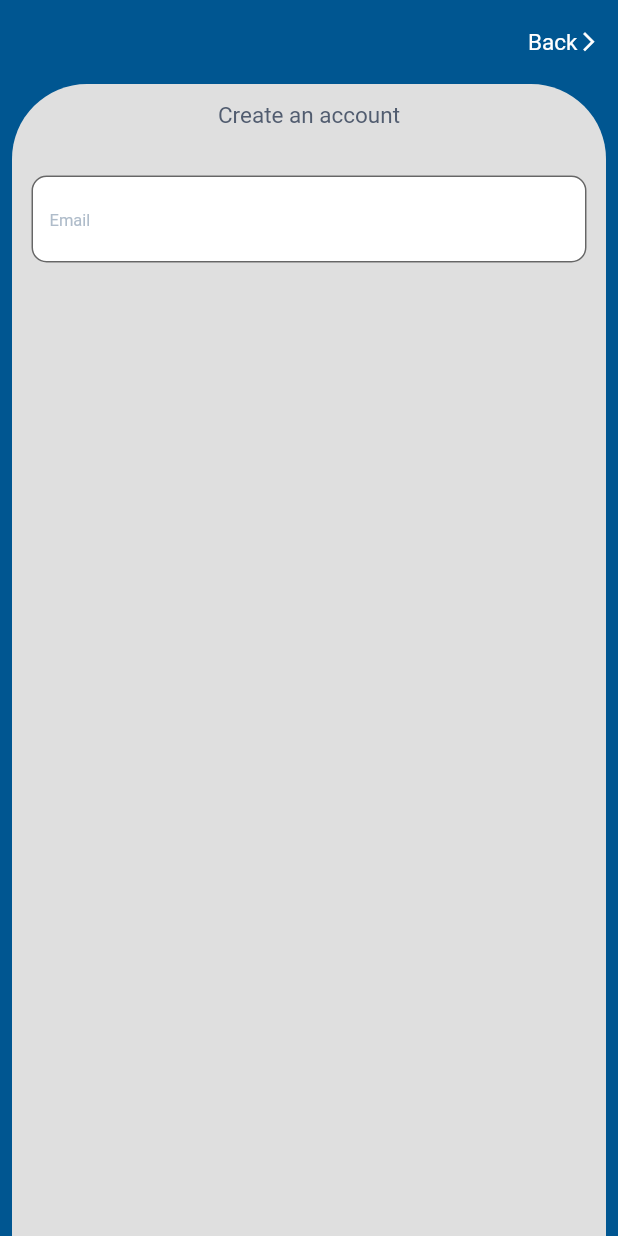
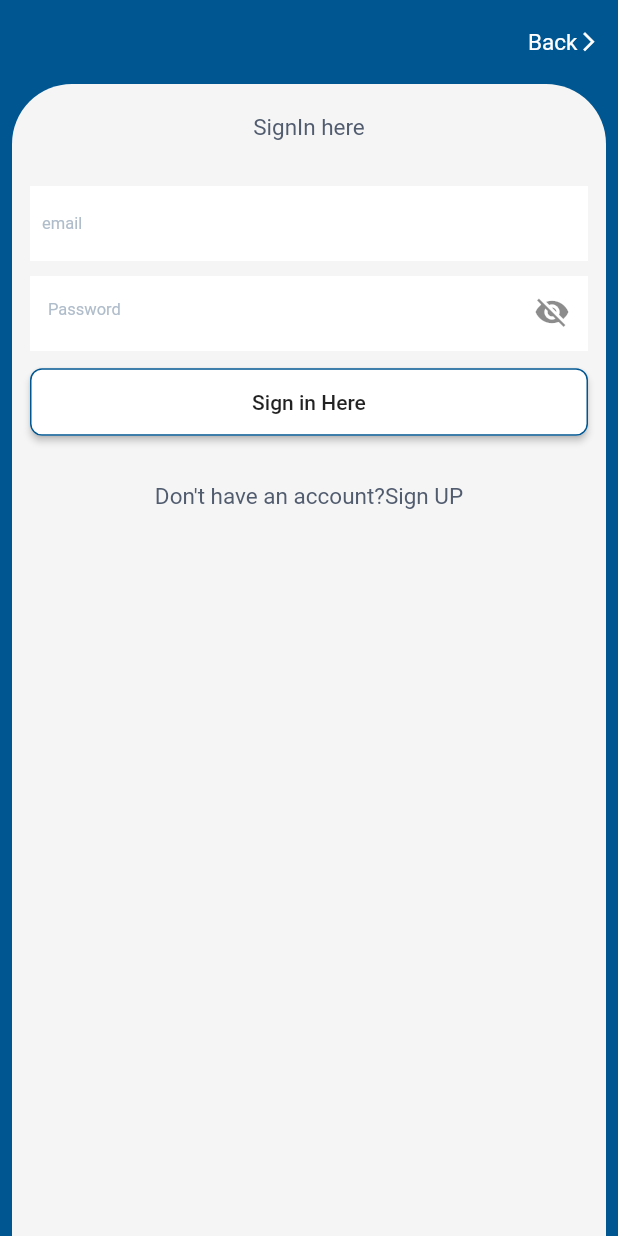
Before and after one commit to Ardhra-Vibin/my_ess, a Flutter app: the SignIn_Screen screen opened directly, on a phone screen of 412 x 824 dp. Run offline on Flutter 3.47's test engine with Material 2 defaults, Android fonts, the phone set to English and light mode, and no system bars; our stand-ins replace pin_code_fields.

```diff
--- a/lib/Views/Login/signin_screen.dart
+++ b/lib/Views/Login/signin_screen.dart
@@ -1,11 +1,26 @@
 import 'package:flutter/material.dart';
 import 'package:flutter_ess_app/Views/widgets.dart';
+
+import '../widgets.dart';
+import '../widgets.dart';
+import 'signup_screen.dart';
 class SignIn_Screen extends StatefulWidget {
   @override
   _SignIn_ScreenState createState() => _SignIn_ScreenState();
 }
 
 class _SignIn_ScreenState extends State<SignIn_Screen> {
+
+  TextEditingController email = TextEditingController();
+
+  bool showPassword;
+  void initState(){
+    super.initState();
+    setState(() {
+      showPassword = true;
+    });
+  }
+
   @override
   Widget build(BuildContext context) {
 
@@ -43,34 +58,68 @@ class _SignIn_ScreenState extends State<SignIn_Screen> {
           width: width,
           decoration: cont1,
           child: Padding(
-            padding: const EdgeInsets.only(top: 12,left: 12,right: 12),            child: Column(
+            padding: const EdgeInsets.only(top: 20,left: 12,right: 12),
+            child: Column(
               children: [
-                Text("Create an account",style: f15tG,),
+                Text("SignIn here",style: f15tG,),
                 SizedBox(height: 30,),
                 Container(
-                  decoration: BoxDecoration(
-                      borderRadius: BorderRadius.circular(20),
-                      border: Border.all(
-                          width: 1, color: Colors.transparent, style: BorderStyle.solid)),
+                  height: 50,
+                  color: white,
                   child: TextField(
+                    controller: email,
+                    style: f15,
+                    decoration:inputText("email") ,
+                  ),
+                ),
+                SizedBox(height: 10,),
+                Container(
+                  height: 50,
+                  color: white,
+                  child: TextField(
+                    obscureText: showPassword,
                     style: f15,
                     decoration: InputDecoration(
-                      border: new OutlineInputBorder(
-                        borderRadius: const BorderRadius.all(
-                          const Radius.circular(10.0),
-                        ),
-                      ),
-                      hintText: "Email",
+                        hintText: "Password",
                       hintStyle: f11sG,
-                      //border: InputBorder.none,
+                      border: InputBorder.none,
+                      //contentPadding: EdgeInsets.symmetric(vertical: 8,horizontal: 8),
                       fillColor: white,
                       filled: true,
-
+                      suffixIcon: IconButton(
+                        onPressed: (){
+                          setState(() {
+                            showPassword = !showPassword;
+                          });
+                          },
+                        icon: Icon(showPassword?Icons.visibility_off:Icons.visibility),
+                      )
                     ),
                   ),
                 ),
                 SizedBox(height: 10,),
-
+                MaterialButton(
+                    onPressed: (){
+                      Navigator.push(context, MaterialPageRoute(builder: (context) => SignUp()));
+                      },
+                  height: 45,
+                  minWidth: MediaQuery.of(context).size.width-30,
+                  color: Colors.white,
+                  splashColor: second,
+                  shape: RoundedRectangleBorder(
+                    borderRadius: BorderRadius.circular(8),
+                    side: BorderSide(color: primary)
+                  ),
+                  child: Center(child: Text("Sign in Here"),),
+                ),
+                SizedBox(height: 30,),
+                Row(
+                  mainAxisAlignment: MainAxisAlignment.center,
+                  children: [
+                    Text("Don't have an account?",style: f15tG,),
+                    Text("Sign UP",style: f15tG,),
+                  ],
+                )
               ],
             ),
           ),
--- a/lib/Views/Login/splash_screen.dart
+++ b/lib/Views/Login/splash_screen.dart
@@ -134,8 +134,9 @@ class _SplashScreenState extends State<SplashScreen> {
   Container buildDot(int index, BuildContext context) {
     return Container(
       height: 15,
+
       width: currentIndex == index ? 15 : 15,
-      margin: EdgeInsets.only(right: 5),
+      margin: EdgeInsets.only(right: 20),
       decoration: BoxDecoration(
         border: Border.all(color: primary),
         borderRadius: BorderRadius.circular(20),
--- a/lib/Views/widgets.dart
+++ b/lib/Views/widgets.dart
@@ -28,9 +28,19 @@ TextStyle f11sG = TextStyle(
   color: sG
 );
 BoxDecoration cont1 = BoxDecoration(
-    color: fG,
+    color: Colors.grey[100],
     borderRadius: BorderRadius.only(
-        topLeft: Radius.circular(50),
-        topRight: Radius.circular(50)
+        topLeft: Radius.circular(40),
+        topRight: Radius.circular(40)
     )
 );
+InputDecoration inputText(String hintText){
+    return InputDecoration(
+        hintText: hintText,
+        hintStyle: f11sG,
+        fillColor: white,
+        filled: true,
+        border: InputBorder.none,
+        contentPadding: EdgeInsets.symmetric(horizontal: 8,vertical: 8)
+    );
+}
--- a/pubspec.yaml
+++ b/pubspec.yaml
@@ -28,6 +28,7 @@ dependencies:
   # The following adds the Cupertino Icons font to your application.
   # Use with the CupertinoIcons class for iOS style icons.
   cupertino_icons: ^1.0.0
+  pin_code_fields: ^7.0.0
 
 dev_dependencies:
   flutter_test:
```
Also changed, not shown: lib/Views/Home/home_page_introduction.dart (added, +65 -0 lines), lib/Views/Login/add_mobilenumer_screen.dart (+173 -0 lines), lib/Views/Login/signup_screen.dart (+155 -0 lines), lib/Views/Login/verification_screen.dart (+132 -0 lines), pubspec.lock.
